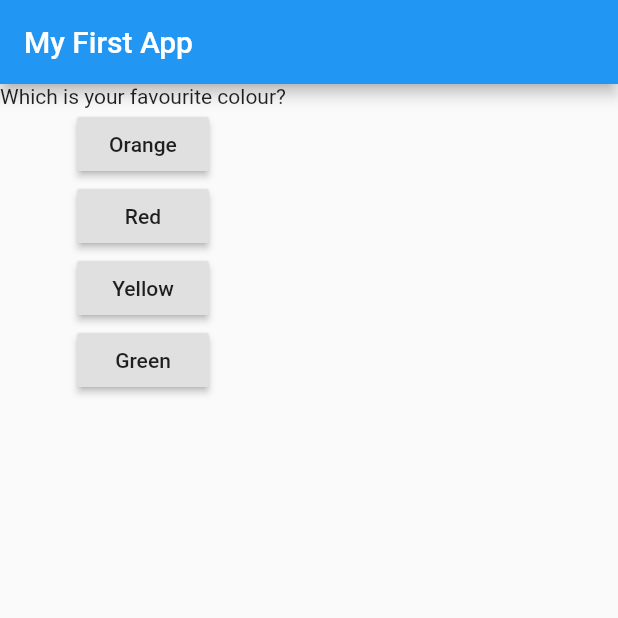
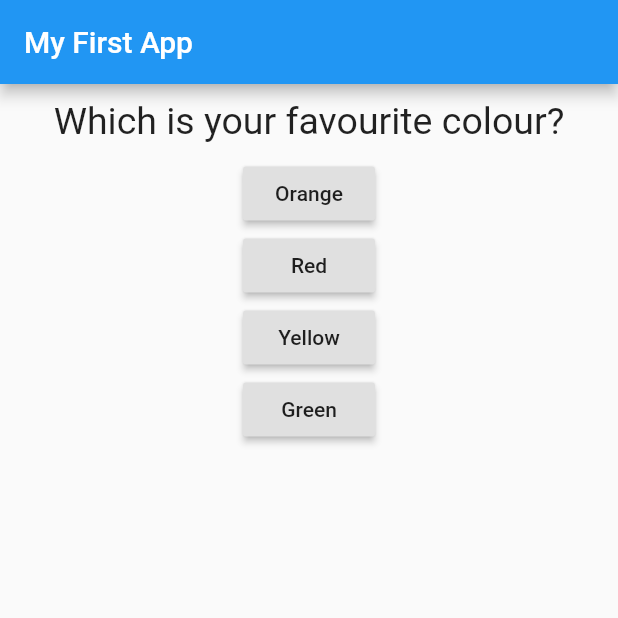
Before and after one commit to sirraghavgupta/flutter-course, a Flutter app: the screen it shows after launch, on a phone screen of 412 x 824 dp, the top half of it. Run offline on Flutter 3.47's test engine with Material 2 defaults, Android fonts, the phone set to English and light mode, and no system bars.

```diff
--- a/myapp/lib/main.dart
+++ b/myapp/lib/main.dart
@@ -1,4 +1,5 @@
 import 'package:flutter/material.dart';
+import './question.dart';
 
 void main() {
   runApp(MyApp());
@@ -32,7 +33,7 @@ class _MyAppState extends State<MyApp> {
         title: Text('My First App'),
       ),
       body: Column(children: [
-        Text(questions[_questionIndex]),
+        Question(questions[_questionIndex]),
         RaisedButton(
           child: Text('Orange'),
           onPressed: _answerQuestion,
@@ -62,3 +63,14 @@ class _MyAppState extends State<MyApp> {
  * private here means that the class or var can be accessed from within this
  * file only.
  */
+
+/**
+ * NOTE -
+ * when the state changes, the build metod of the widget is class which
+ * then build the widget tree again and calls the build method of all other
+ * widgets also. but then their build method decides that whether i need
+ * to re render or not.
+ * here we see that the questionIndex changes and the build of all buttons is
+ * also called but they dont re render as they see that we dont need to do so.
+ * Question widget however gets re-rendered.
+ */
--- /dev/null
+++ b/myapp/lib/question.dart
@@ -0,0 +1,42 @@
+import 'package:flutter/material.dart';
+
+class Question extends StatelessWidget {
+  /*
+   * here we should make the variable final as its a stateless widget.
+   * and that class is marked with @immutable.
+   * and as changing this variable will not re render the app, so it should
+   * not be changes and thus should be made final.
+   */
+  final String questionText;
+
+  Question(this.questionText);
+
+  @override
+  Widget build(BuildContext context) {
+    return Container(
+      margin: EdgeInsets.all(10),
+      width: double.infinity,
+      child: Text(
+        questionText,
+        style: TextStyle(
+          fontSize: 25,
+        ),
+        textAlign: TextAlign.center,
+      ),
+    );
+  }
+}
+
+/**
+ * text widget by default takes the width of the text inside it.
+ * now, we enclose it in a container. Container allows us a variety of
+ * spacing and alignment features.
+ * so, we provide the container with a width also, now the Text doesnt take the
+ * width of the text and takes the width of the parent. so, now it gets
+ * centered.
+ *
+ * width=double.infinity allows the container to get the max width it can get.
+ *
+ * there is also a concept similar to box model - but here we include margin
+ * inside the container.
+ */
```
